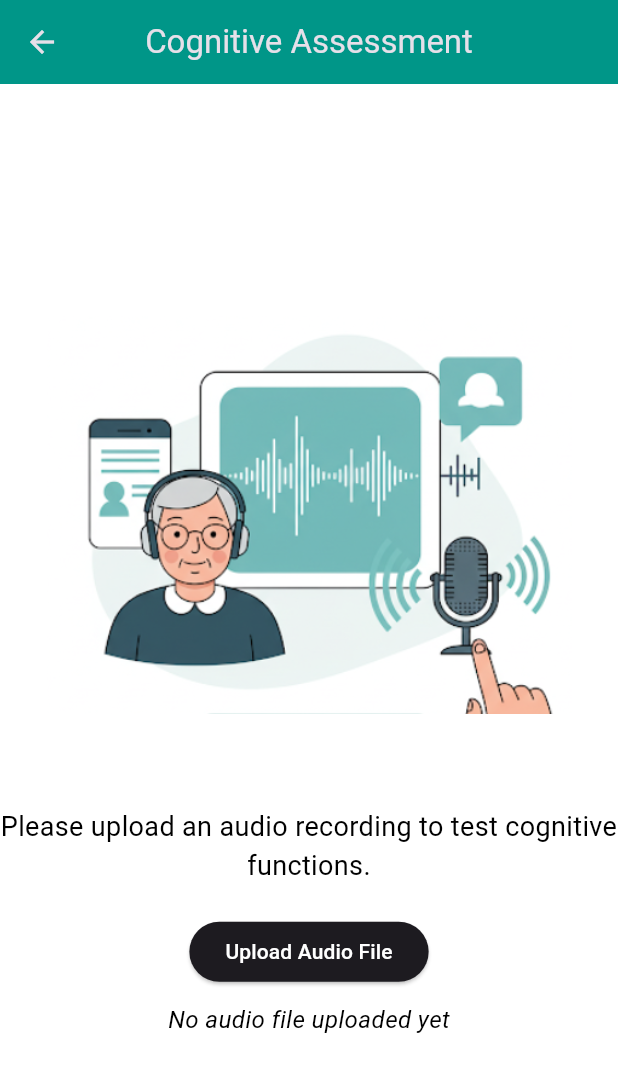
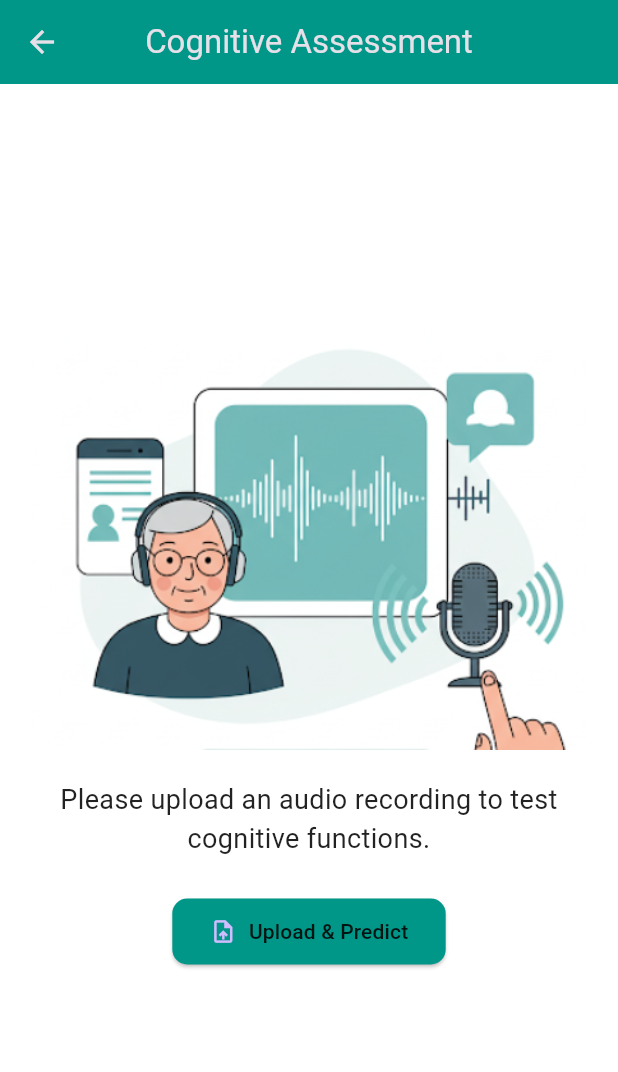
Before and after one commit to shamininayagam/Dementia-Prediction-App, a Flutter app: the AssessmentScreen screen opened directly, on a phone screen of 412 x 824 dp. Shown: the top 1072 px of the screen. Run offline on Flutter 3.47's test engine with Material 3 defaults, Android fonts, the phone set to English and light mode, and no system bars; our stand-ins replace file_picker.

Commit message:
AssessmentScreen[refactoring]:Integration of AudioPredictLogic with AssessmentScreen

```diff
--- a/lib/main.dart
+++ b/lib/main.dart
@@ -15,7 +15,7 @@ class MyApp extends StatelessWidget {
         primaryColor: Colors.deepPurple.shade200,
         scaffoldBackgroundColor: Colors.black,
       ),
-      home: AudioPredictPage(),
+      home: SplashScreen(),
     );
   }
 }
--- a/lib/screens/assessment_screen.dart
+++ b/lib/screens/assessment_screen.dart
@@ -1,49 +1,91 @@
+import 'dart:convert';
+import 'dart:io';
 import 'package:flutter/material.dart';
-import 'package:file_picker/file_picker.dart'; // Add file_picker package dependency
+import 'package:file_picker/file_picker.dart';
+import 'package:http/http.dart' as http;
 import 'result_screen.dart';
 
 class AssessmentScreen extends StatefulWidget {
   const AssessmentScreen({super.key});
 
   @override
-  _AssessmentScreenState createState() {
-    return _AssessmentScreenState();
-  }
+  State<AssessmentScreen> createState() => _AssessmentScreenState();
 }
 
 class _AssessmentScreenState extends State<AssessmentScreen> {
   bool isUploading = false;
-  bool isUploaded = false;
-  double accuracy = 75.0; // Example accuracy
-  String riskLevel = "Moderate Risk"; // Example risk level
   String? fileName;
+  String? filePath;
+  String? errorMessage;
 
-  // This function opens the file picker to select an audio file.
-  void uploadAudio() async {
+  Future<void> uploadAndPredictAudio() async {
     setState(() {
       isUploading = true;
-      isUploaded = false;
+      errorMessage = null;
+      fileName = null;
+      filePath = null;
     });
 
-    // Open the file picker with allowed audio file types.
+    try {
       FilePickerResult? result = await FilePicker.platform.pickFiles(
         type: FileType.custom,
         allowedExtensions: ['mp3', 'wav', 'm4a'],
       );
 
-    if (result != null) {
+      if (result == null || result.files.single.path == null) {
         setState(() {
           isUploading = false;
-        isUploaded = true;
+          errorMessage = 'No file selected.';
+        });
+        return;
+      }
+
+      filePath = result.files.single.path!;
       fileName = result.files.single.name;
+
+      var uri = Uri.parse('http://127.0.0.1:5000/predict');
+      var request = http.MultipartRequest('POST', uri)
+        ..files.add(await http.MultipartFile.fromPath('file', filePath!));
+
+      var response = await request.send().timeout(const Duration(seconds: 500));
+      final responseBody = await response.stream.bytesToString();
+
+      if (response.statusCode == 200) {
+        final data = json.decode(responseBody);
+
+        // Extract prediction and confidence
+        String prediction = data['class_name'];
+        double accuracy = prediction == 'AD'
+            ? (data['confidence']['AD'] * 100)
+            : (data['confidence']['CN'] * 100);
+
+        String riskLevel = prediction == 'AD'
+            ? (accuracy > 85 ? "High Risk" : "Moderate Risk")
+            : (accuracy > 85 ? "Low Risk" : "Very Low Risk");
+
+        Navigator.push(
+          context,
+          MaterialPageRoute(
+            builder: (context) => ResultScreen(
+              accuracy: accuracy,
+              riskLevel: riskLevel,
+            ),
+          ),
+        );
+      } else {
+        setState(() {
+          errorMessage = "Server error: $responseBody";
         });
-    } else {
-      // User canceled the picker.
+      }
+    } catch (e) {
+      setState(() {
+        errorMessage = "Unexpected error: ${e.toString()}";
+      });
+    }
+
     setState(() {
       isUploading = false;
-        isUploaded = false;
     });
-    }
   }
 
   @override
@@ -57,72 +99,51 @@ class _AssessmentScreenState extends State<AssessmentScreen> {
       ),
       body: Center(
         child: SingleChildScrollView(
+          padding: const EdgeInsets.all(20),
           child: Column(
-            mainAxisAlignment: MainAxisAlignment.center,
             children: [
-              // Image related to dementia
-              Image.asset(
-                'assets/images/png/upload_rec.png',
-                height: 350,
-                width: 350,
-              ),
+              Image.asset('assets/images/png/upload_rec.png', height: 280),
               const SizedBox(height: 20),
-              // Instruction text to upload the audio file.
               const Text(
                 'Please upload an audio recording to test cognitive functions.',
-                style: TextStyle(color: Colors.black, fontSize: 18),
                 textAlign: TextAlign.center,
+                style: TextStyle(fontSize: 18, color: Colors.black87),
               ),
-              const SizedBox(height: 20),
-              // Upload Audio File button.
-              ElevatedButton(
+              const SizedBox(height: 25),
+              ElevatedButton.icon(
                 style: ElevatedButton.styleFrom(
-                  iconColor: Colors.teal,  // Greenish button color
-                ),
-                onPressed: isUploading ? null : uploadAudio,
-                child: isUploading
-                    ? const CircularProgressIndicator(
-                  valueColor: AlwaysStoppedAnimation<Color>(Colors.white),
-                )
-                    : const Text(
-                  'Upload Audio File',
-                  style: TextStyle(color: Colors.white),
+                  backgroundColor: Colors.teal,
+                  padding:
+                      const EdgeInsets.symmetric(horizontal: 25, vertical: 12),
+                  shape: RoundedRectangleBorder(
+                    borderRadius: BorderRadius.circular(10),
                   ),
                 ),
-              const SizedBox(height: 10),
-              // Display file upload status.
-              Text(
-                isUploaded
-                    ? 'Uploaded: $fileName'
-                    : 'No audio file uploaded yet',
-                style: const TextStyle(
-                  color: Colors.black,
-                  fontSize: 16,
-                  fontStyle: FontStyle.italic,
+                onPressed: isUploading ? null : uploadAndPredictAudio,
+                icon: const Icon(Icons.upload_file),
+                label: const Text(
+                  'Upload & Predict',
+                  style: TextStyle(color: Colors.black87),
                 ),
               ),
-              const SizedBox(height: 20),
-              // "See Results" button appears after successful upload.
-              if (isUploaded)
-                ElevatedButton(
-                  style: ElevatedButton.styleFrom(
-                    backgroundColor: Colors.teal,  // Greenish button color
+              const SizedBox(height: 15),
+              if (fileName != null)
+                Text(
+                  'Selected: $fileName',
+                  style: const TextStyle(fontSize: 16),
                 ),
-                  onPressed: () {
-                    Navigator.push(
-                      context,
-                      MaterialPageRoute(
-                        builder: (context) => ResultScreen(
-                          accuracy: accuracy,
-                          riskLevel: riskLevel,
+              if (errorMessage != null)
+                Padding(
+                  padding: const EdgeInsets.only(top: 10),
+                  child: Text(
+                    errorMessage!,
+                    style: const TextStyle(color: Colors.red, fontSize: 14),
                   ),
                 ),
-                    );
-                  },
-                  child: const Text(
-                    'Click to Proceed',
-                    style: TextStyle(color: Colors.white),
-                  ),
+              if (isUploading)
+                const Padding(
+                  padding: EdgeInsets.only(top: 30),
+                  child: CircularProgressIndicator(),
                 ),
             ],
           ),
```
Lines whose indentation alone changed are shown as unchanged.
